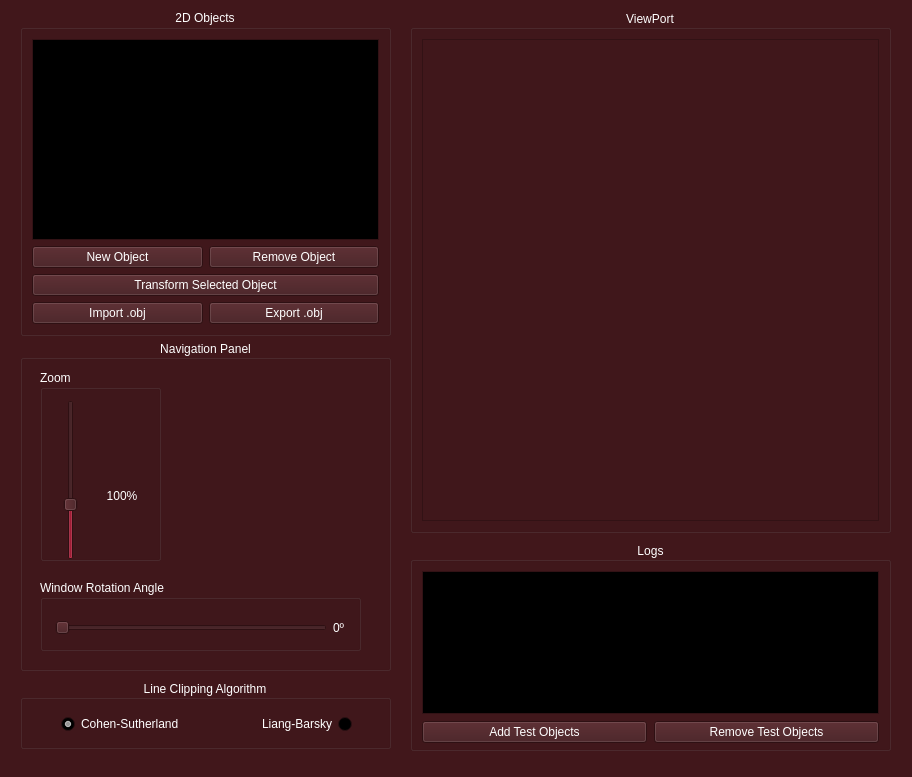
First picture: the form in SGI/view/screens/main.ui, repository JVSutter/Sistema-Grafico-Interativo, before the edit.
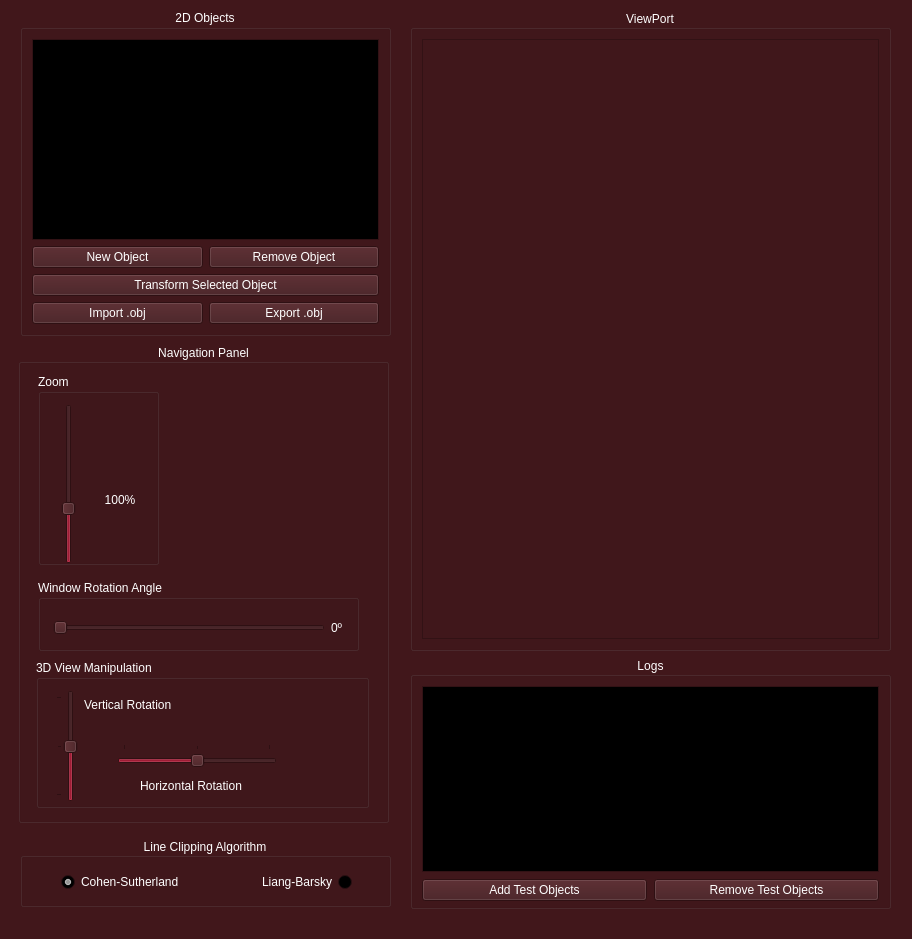
Second picture: the form after the edit. Icons and pictures are not drawn.

Commit message: modificada interface principal para suporte de movimentacao 3D

Patch:
```diff
--- a/SGI/view/screens/main.ui
+++ b/SGI/view/screens/main.ui
@@ -10,7 +10,7 @@
     <x>0</x>
     <y>0</y>
     <width>912</width>
-    <height>777</height>
+    <height>939</height>
    </rect>
   </property>
   <property name="sizePolicy">
@@ -22,13 +22,13 @@
   <property name="minimumSize">
    <size>
     <width>912</width>
-    <height>777</height>
+    <height>939</height>
    </size>
   </property>
   <property name="maximumSize">
    <size>
     <width>912</width>
-    <height>777</height>
+    <height>939</height>
    </size>
   </property>
   <property name="palette">
@@ -692,10 +692,10 @@
   <widget class="QGroupBox" name="Navigation">
    <property name="geometry">
     <rect>
-     <x>20</x>
-     <y>340</y>
+     <x>18</x>
+     <y>344</y>
      <width>371</width>
-     <height>331</height>
+     <height>479</height>
     </rect>
    </property>
    <property name="cursor">
@@ -867,7 +867,7 @@
      <rect>
       <x>190</x>
       <y>40</y>
-      <width>151</width>
+      <width>123</width>
       <height>71</height>
      </rect>
     </property>
@@ -1008,7 +1008,7 @@
     <property name="geometry">
      <rect>
       <x>20</x>
-      <y>240</y>
+      <y>236</y>
       <width>321</width>
       <height>71</height>
      </rect>
@@ -1061,14 +1061,215 @@
      </layout>
     </widget>
    </widget>
+   <widget class="QGroupBox" name="groupBox_4">
+    <property name="geometry">
+     <rect>
+      <x>18</x>
+      <y>316</y>
+      <width>333</width>
+      <height>148</height>
+     </rect>
+    </property>
+    <property name="title">
+     <string>3D View Manipulation</string>
+    </property>
+    <widget class="QSlider" name="verticalRotationSlider">
+     <property name="geometry">
+      <rect>
+       <x>20</x>
+       <y>30</y>
+       <width>22</width>
+       <height>112</height>
+      </rect>
+     </property>
+     <property name="maximum">
+      <number>360</number>
+     </property>
+     <property name="value">
+      <number>180</number>
+     </property>
+     <property name="orientation">
+      <enum>Qt::Orientation::Vertical</enum>
+     </property>
+     <property name="tickPosition">
+      <enum>QSlider::TickPosition::TicksAbove</enum>
+     </property>
+     <property name="tickInterval">
+      <number>180</number>
+     </property>
+    </widget>
+    <widget class="QLabel" name="imageForward">
+     <property name="geometry">
+      <rect>
+       <x>270</x>
+       <y>38</y>
+       <width>43</width>
+       <height>43</height>
+      </rect>
+     </property>
+     <property name="text">
+      <string/>
+     </property>
+     <property name="pixmap">
+      <pixmap>../assets/forward.png</pixmap>
+     </property>
+    </widget>
+    <widget class="QLabel" name="imageBackward">
+     <property name="geometry">
+      <rect>
+       <x>270</x>
+       <y>90</y>
+       <width>42</width>
+       <height>42</height>
+      </rect>
+     </property>
+     <property name="text">
+      <string/>
+     </property>
+     <property name="pixmap">
+      <pixmap>../assets/back.png</pixmap>
+     </property>
+    </widget>
+    <widget class="QSlider" name="horizontalRotationSlider">
+     <property name="geometry">
+      <rect>
+       <x>81</x>
+       <y>84</y>
+       <width>160</width>
+       <height>25</height>
+      </rect>
+     </property>
+     <property name="maximum">
+      <number>360</number>
+     </property>
+     <property name="value">
+      <number>180</number>
+     </property>
+     <property name="orientation">
+      <enum>Qt::Orientation::Horizontal</enum>
+     </property>
+     <property name="tickPosition">
+      <enum>QSlider::TickPosition::TicksAbove</enum>
+     </property>
+     <property name="tickInterval">
+      <number>180</number>
+     </property>
+    </widget>
+    <widget class="QLabel" name="label">
+     <property name="geometry">
+      <rect>
+       <x>104</x>
+       <y>116</y>
+       <width>119</width>
+       <height>20</height>
+      </rect>
+     </property>
+     <property name="text">
+      <string>Horizontal Rotation</string>
+     </property>
+    </widget>
+    <widget class="QLabel" name="label_2">
+     <property name="geometry">
+      <rect>
+       <x>48</x>
+       <y>35</y>
+       <width>119</width>
+       <height>20</height>
+      </rect>
+     </property>
+     <property name="text">
+      <string>Vertical Rotation</string>
+     </property>
+    </widget>
+    <widget class="QPushButton" name="forwardButton">
+     <property name="geometry">
+      <rect>
+       <x>271</x>
+       <y>38</y>
+       <width>40</width>
+       <height>43</height>
+      </rect>
+     </property>
+     <property name="sizePolicy">
+      <sizepolicy hsizetype="Fixed" vsizetype="Fixed">
+       <horstretch>0</horstretch>
+       <verstretch>0</verstretch>
+      </sizepolicy>
+     </property>
+     <property name="cursor">
+      <cursorShape>PointingHandCursor</cursorShape>
+     </property>
+     <property name="styleSheet">
+      <string notr="true">QPushButton {
+      background: transparent;
+      border: none;
+  }
+  QPushButton:pressed {
+      background: transparent;
+  }
+  QPushButton:hover {
+      background: transparent;
+  }</string>
+     </property>
+     <property name="text">
+      <string/>
+     </property>
+     <property name="default">
+      <bool>false</bool>
+     </property>
+     <property name="flat">
+      <bool>true</bool>
+     </property>
+    </widget>
+    <widget class="QPushButton" name="backwardButton">
+     <property name="geometry">
+      <rect>
+       <x>271</x>
+       <y>91</y>
+       <width>40</width>
+       <height>43</height>
+      </rect>
+     </property>
+     <property name="sizePolicy">
+      <sizepolicy hsizetype="Fixed" vsizetype="Fixed">
+       <horstretch>0</horstretch>
+       <verstretch>0</verstretch>
+      </sizepolicy>
+     </property>
+     <property name="cursor">
+      <cursorShape>PointingHandCursor</cursorShape>
+     </property>
+     <property name="styleSheet">
+      <string notr="true">QPushButton {
+      background: transparent;
+      border: none;
+  }
+  QPushButton:pressed {
+      background: transparent;
+  }
+  QPushButton:hover {
+      background: transparent;
+  }</string>
+     </property>
+     <property name="text">
+      <string/>
+     </property>
+     <property name="default">
+      <bool>false</bool>
+     </property>
+     <property name="flat">
+      <bool>true</bool>
+     </property>
+    </widget>
+   </widget>
   </widget>
   <widget class="QGroupBox" name="groupBox">
    <property name="geometry">
     <rect>
      <x>410</x>
-     <y>542</y>
+     <y>657</y>
      <width>481</width>
-     <height>209</height>
+     <height>252</height>
     </rect>
    </property>
    <property name="title">
@@ -1191,7 +1392,7 @@
      <x>410</x>
      <y>10</y>
      <width>481</width>
-     <height>523</height>
+     <height>641</height>
     </rect>
    </property>
    <property name="title">
@@ -1217,7 +1418,7 @@
    <property name="geometry">
     <rect>
      <x>20</x>
-     <y>680</y>
+     <y>838</y>
      <width>371</width>
      <height>69</height>
     </rect>
```
The commit also changes 4 other files.
